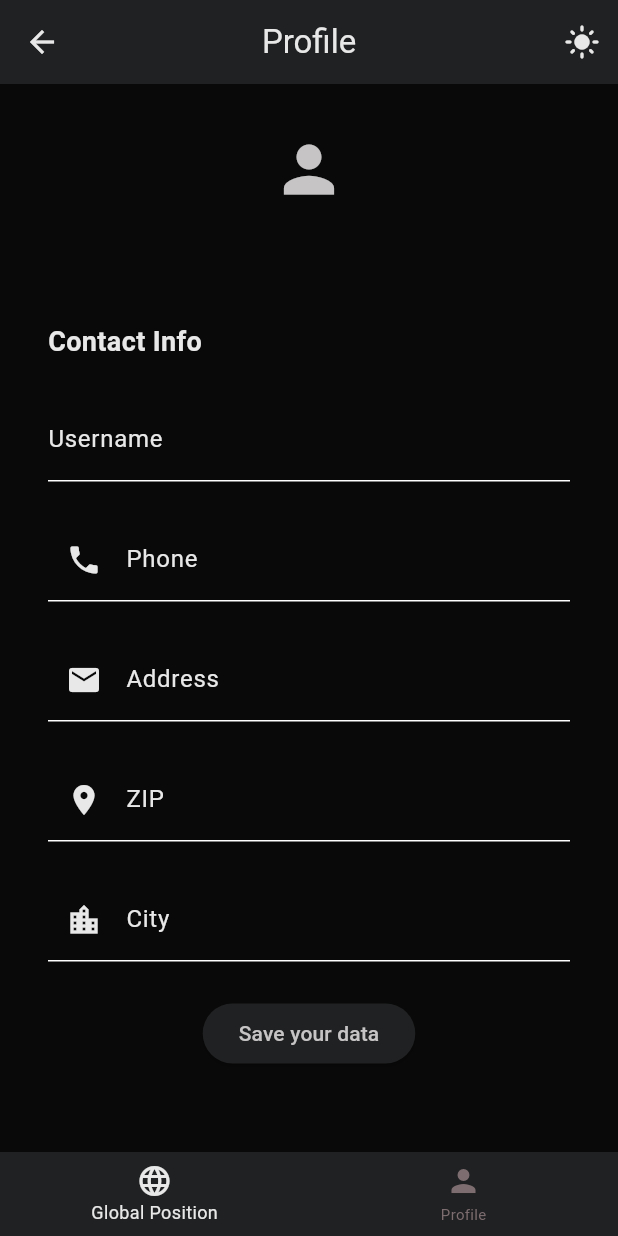
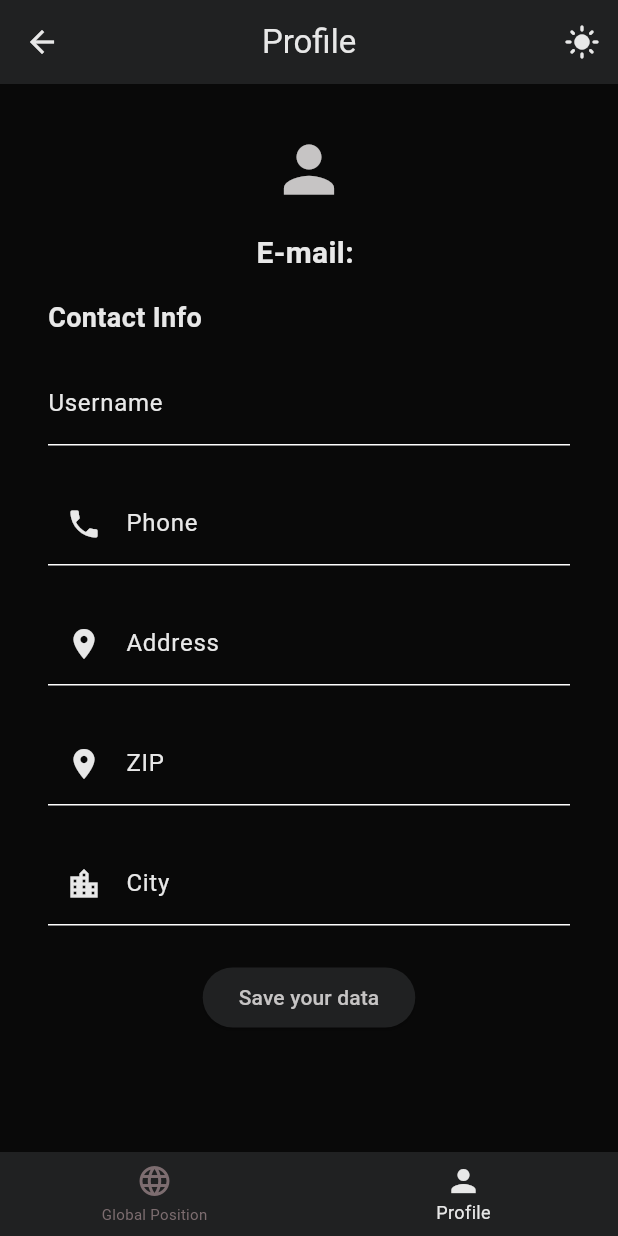
Before and after one commit to FrancescBrau/niu_app, a Flutter app: the ProfileScreen screen opened directly with empty values, on a phone screen of 412 x 824 dp. Run offline on Flutter 3.47's test engine with Material 3 defaults, Android fonts, the phone set to English and light mode, and no system bars; our stand-ins replace google_fonts, shared_preferences; accounts and stored records are empty; Roboto replaces fonts that are missing (Afacad).

Commit message:
fix bug in profile screen

```diff
--- a/lib/features/profile/profile_screen.dart
+++ b/lib/features/profile/profile_screen.dart
@@ -1,5 +1,6 @@
 import 'package:flutter/material.dart';
 import 'package:niu_app/config/const.dart';
+import '../global%20position%20/global_position_screen.dart';
 import 'package:niu_app/shared/repositories/shared_preferences.dart';
 
 class ProfileScreen extends StatefulWidget {
@@ -29,6 +30,7 @@
   final TextEditingController cityController = TextEditingController();
   bool isLoading = true;
   String message = '';
+  int currentIndex = 1;
 
   @override
   void initState() {
@@ -57,10 +59,28 @@
       user: userController.text.trim(),
       phone: phoneController.text.trim(),
       address: addressController.text.trim(),
+      zip: zipController.text.trim(),
+      city: cityController.text.trim(),
     );
     setState(() {
       message = success ? 'Data updated.' : 'Error data update.';
     });
+  }
+
+  void _onItemTapped(int index) {
+    if (index == currentIndex) return;
+    if (index == 0) {
+      Navigator.pushReplacement(
+        context,
+        MaterialPageRoute(
+          builder: (context) => GlobalPositionScreen(
+            email: widget.email,
+            toggleTheme: widget.toggleTheme,
+            isDarkTheme: widget.isDarkTheme,
+          ),
+        ),
+      );
+    }
   }
 
   @override
@@ -72,8 +92,8 @@
         actions: [
           IconButton(
             onPressed: widget.toggleTheme,
-                icon: Icon(
-                    widget.isDarkTheme ? Icons.dark_mode : Icons.light_mode))
+            icon: Icon(widget.isDarkTheme ? Icons.dark_mode : Icons.light_mode),
+          )
         ],
       ),
       body: isLoading
@@ -85,24 +105,23 @@
                   crossAxisAlignment: CrossAxisAlignment.start,
                   children: <Widget>[
                     const Center(child: Icon(Icons.person, size: 50)),
-                        midSpace,
+                    smallSpace,
                     Center(
-                          child: Text(emailController.text,
+                      child: Text('E-mail: ${widget.email}',
                           style: const TextStyle(
                               fontSize: 20, fontWeight: FontWeight.bold)),
                     ),
-                        midSpace,
+                    smallSpace,
                     const Text(
                       'Contact Info',
-                          style: TextStyle(
-                              fontSize: 18, fontWeight: FontWeight.bold),
+                      style:
+                          TextStyle(fontSize: 18, fontWeight: FontWeight.bold),
                     ),
-                        midSpace,
+                    smallSpace,
                     TextFormField(
-                          controller: emailController,
-                          decoration:
-                              const InputDecoration(labelText: 'Username'),
-                          keyboardType: TextInputType.emailAddress,
+                      controller: userController,
+                      decoration: const InputDecoration(labelText: 'Username'),
+                      keyboardType: TextInputType.text,
                     ),
                     midSpace,
                     TextFormField(
@@ -118,15 +137,14 @@
                       controller: addressController,
                       decoration: const InputDecoration(
                           labelText: 'Address',
-                              prefixIcon: Icon(Icons.mail)),
+                          prefixIcon: Icon(Icons.location_on)),
                     ),
                     midSpace,
                     TextFormField(
                         controller: zipController,
                         decoration: const InputDecoration(
-                                labelText: 'ZIP',
-                                prefixIcon: Icon(Icons.location_on)),
-                            keyboardType: TextInputType.text),
+                            labelText: 'ZIP', prefixIcon: Icon(Icons.place)),
+                        keyboardType: TextInputType.number),
                     midSpace,
                     TextFormField(
                       controller: cityController,
@@ -150,10 +168,13 @@
                         textAlign: TextAlign.center,
                       ),
                     ),
-                      ]),
+                  ],
+                ),
               ),
             ),
       bottomNavigationBar: BottomNavigationBar(
+        currentIndex: currentIndex,
+        onTap: _onItemTapped,
         items: const <BottomNavigationBarItem>[
           BottomNavigationBarItem(
             icon: Icon(Icons.language),
@@ -164,6 +185,7 @@
             label: 'Profile',
           ),
         ],
-        ));
+      ),
+    );
   }
 }
```
Also changed, not shown: lib/features/global position /global_position_screen.dart (+57 -5 lines), lib/shared/repositories/shared_preferences.dart (+10 -8 lines). Lines whose indentation alone changed are shown as unchanged.
